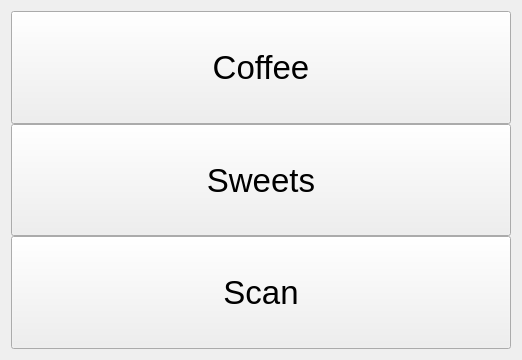
The window that TallyOnRaspberry/coffesweetsscann.ui (Deltachi/Tally_Teamproject) describes before a commit, drawn with Qt 5.
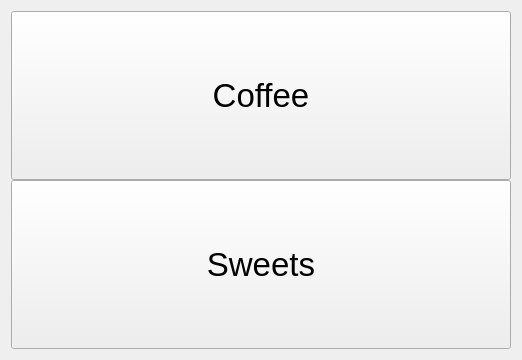
The same window after the commit.

Commit message: Bugfixes, Scan button and close button was removed.

Diff of the .ui file:
```diff
--- a/TallyOnRaspberry/coffesweetsscann.ui
+++ b/TallyOnRaspberry/coffesweetsscann.ui
@@ -57,24 +57,6 @@
          </property>
         </widget>
        </item>
-       <item>
-        <widget class="QPushButton" name="pushButton_scan">
-         <property name="sizePolicy">
-          <sizepolicy hsizetype="Expanding" vsizetype="Expanding">
-           <horstretch>0</horstretch>
-           <verstretch>0</verstretch>
-          </sizepolicy>
-         </property>
-         <property name="font">
-          <font>
-           <pointsize>25</pointsize>
-          </font>
-         </property>
-         <property name="text">
-          <string>Scan</string>
-         </property>
-        </widget>
-       </item>
       </layout>
      </item>
      <item>
```
The commit also changes 5 other files.
